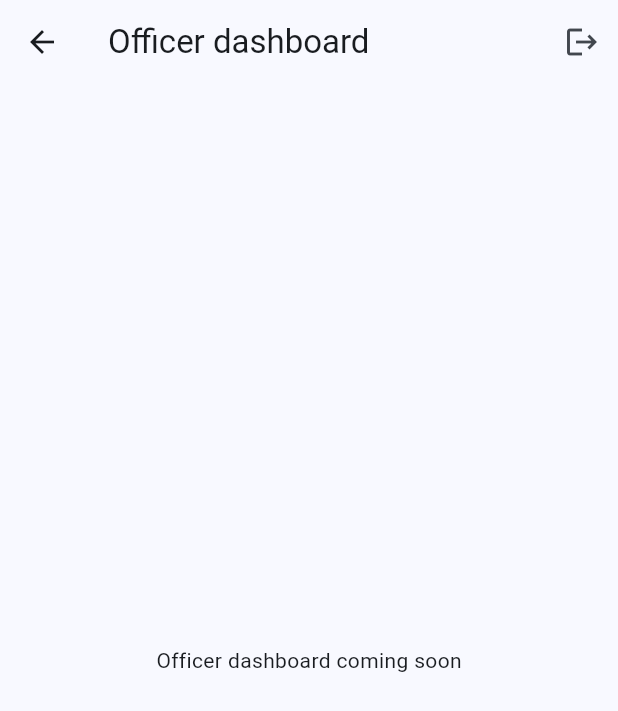
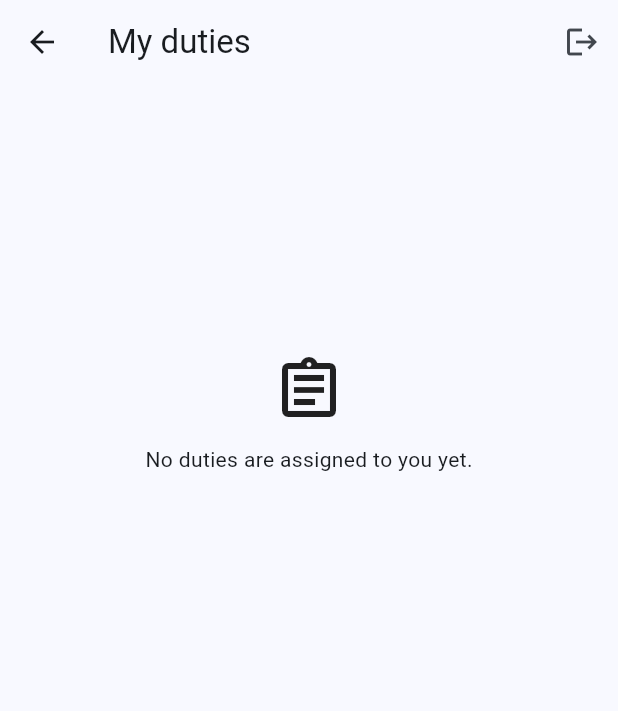
Before and after one commit to TaranSingh-111/copmap_task, a Flutter app: the OfficerDashboardView screen opened directly, after a tap on the "logout" icon, on a phone screen of 412 x 824 dp. Shown: the top 711 px of the screen. Run offline on Flutter 3.47's test engine with Material 3 defaults, Android fonts, the phone set to English and light mode, and no system bars; our stand-ins replace flutter_dotenv, get, supabase_flutter; accounts and stored records are empty.

Commit message:
implemented officer duty management

```diff
--- /dev/null
+++ b/lib/data/models/duty_model.dart
@@ -0,0 +1,103 @@
+enum DutyStatus {
+  pending, assigned, inProgress, completed, cancelled;
+
+  String get databaseValue => switch (this) {
+    DutyStatus.pending => 'PENDING',
+    DutyStatus.assigned => 'ASSIGNED',
+    DutyStatus.inProgress => 'IN_PROGRESS',
+    DutyStatus.completed => 'COMPLETED',
+    DutyStatus.cancelled => 'CANCELLED',
+  };
+
+  static DutyStatus fromDatabaseValue(Object? value) {
+    final normalized = value?.toString().toUpperCase();
+    return DutyStatus.values.firstWhere(
+      (status) => status.databaseValue == normalized,
+      orElse: () => throw FormatException('Unsupported duty status: $value'),
+    );
+  }
+}
+
+class DutyModel {
+  const DutyModel({
+    required this.id, required this.title, required this.assignedTo,
+    required this.status, this.description, this.locationName, this.latitude,
+    this.longitude, this.startTime, this.endTime, this.createdBy,
+    this.createdAt, this.updatedAt,
+  });
+
+  final String id;
+  final String title;
+  final String assignedTo;
+  final DutyStatus status;
+  final String? description;
+  final String? locationName;
+  final double? latitude;
+  final double? longitude;
+  final DateTime? startTime;
+  final DateTime? endTime;
+  final String? createdBy;
+  final DateTime? createdAt;
+  final DateTime? updatedAt;
+
+  bool get canStart =>
+      status == DutyStatus.pending || status == DutyStatus.assigned;
+  bool get canComplete => status == DutyStatus.inProgress;
+
+  DutyModel copyWith({DutyStatus? status}) => DutyModel(
+    id: id,
+    title: title,
+    assignedTo: assignedTo,
+    status: status ?? this.status,
+    description: description,
+    locationName: locationName,
+    latitude: latitude,
+    longitude: longitude,
+    startTime: startTime,
+    endTime: endTime,
+    createdBy: createdBy,
+    createdAt: createdAt,
+    updatedAt: updatedAt,
+  );
+
+  factory DutyModel.fromJson(Map<String, dynamic> json) => DutyModel(
+    id: json['id'] as String,
+    title: json['title'] as String,
+    description: json['description'] as String?,
+    locationName: json['location_name'] as String?,
+    latitude: (json['latitude'] as num?)?.toDouble(),
+    longitude: (json['longitude'] as num?)?.toDouble(),
+    assignedTo: json['assigned_to'] as String,
+    status: DutyStatus.fromDatabaseValue(json['status']),
+    startTime: _parseDateTime(json['start_time']),
+    endTime: _parseDateTime(json['end_time']),
+    createdBy: json['created_by'] as String?,
+    createdAt: _parseDateTime(json['created_at']),
+    updatedAt: _parseDateTime(json['updated_at']),
+  );
+
+  Map<String, dynamic> toJson() => {
+    'id': id,
+    'title': title,
+    'description': description,
+    'location_name': locationName,
+    'latitude': latitude,
+    'longitude': longitude,
+    'assigned_to': assignedTo,
+    'status': status.databaseValue,
+    'start_time': startTime?.toIso8601String(),
+    'end_time': endTime?.toIso8601String(),
+    'created_by': createdBy,
+    'created_at': createdAt?.toIso8601String(),
+    'updated_at': updatedAt?.toIso8601String(),
+  };
+
+  static DateTime? _parseDateTime(Object? value) {
+    if (value == null) return null;
+    if (value is DateTime) return value;
+    return DateTime.parse(value.toString());
+  }
+}
+
+String formatDutyDateTime(DateTime value) =>
+    value.toLocal().toIso8601String().substring(0, 16).replaceFirst('T', ' at ');
--- /dev/null
+++ b/lib/data/repositories/duty_repository.dart
@@ -0,0 +1,41 @@
+import 'package:supabase_flutter/supabase_flutter.dart';
+import '../models/duty_model.dart';
+
+class DutyRepository {
+  DutyRepository(this._client);
+  final SupabaseClient _client;
+
+  Future<List<DutyModel>> fetchAssignedDuties() async {
+    final userId = _client.auth.currentUser?.id;
+    if (userId == null) {
+      throw StateError('An authenticated officer is required to load duties.');
+    }
+    final rows = await _client
+        .from('duties')
+        .select()
+        .eq('assigned_to', userId)
+        .order('start_time', ascending: true, nullsFirst: false);
+    return rows
+        .map((row) => DutyModel.fromJson(Map<String, dynamic>.from(row)))
+        .toList(growable: false);
+  }
+
+  Future<void> transitionStatus({
+    required String dutyId,
+    required DutyStatus newStatus,
+  }) async {
+    if (newStatus != DutyStatus.inProgress &&
+        newStatus != DutyStatus.completed) {
+      throw ArgumentError.value(
+        newStatus, 'newStatus', 'Officers may only start or complete a duty.',
+      );
+    }
+    await _client.rpc(
+      'update_duty_status',
+      params: {
+        'p_duty_id': dutyId,
+        'p_new_status': newStatus.databaseValue,
+      },
+    );
+  }
+}
--- a/lib/main.dart
+++ b/lib/main.dart
@@ -22,7 +22,7 @@ Future<void> main() async {
 
   await Supabase.initialize(
     url: supabaseUrl,
-    anonKey: supabaseAnonKey,
+    publishableKey: supabaseAnonKey,
   );
 
   runApp(const CopMapApp());
--- a/lib/modules/auth/bindings/auth_binding.dart
+++ b/lib/modules/auth/bindings/auth_binding.dart
@@ -3,6 +3,7 @@ import 'package:supabase_flutter/supabase_flutter.dart';
 
 import '../../../core/services/auth_service.dart';
 import '../../../data/repositories/profile_repository.dart';
+import '../../officer/bindings/duty_binding.dart';
 import '../controllers/auth_controller.dart';
 
 class AuthBinding extends Bindings {
@@ -12,8 +13,9 @@ class AuthBinding extends Bindings {
     Get.put(AuthService(client), permanent: true);
     Get.put(ProfileRepository(client), permanent: true);
     Get.put(AuthController(
-      authService: Get.find<AuthService>(),
-      profileRepository: Get.find<ProfileRepository>(),
+      Get.find<AuthService>(),
+      Get.find<ProfileRepository>(),
     ), permanent: true);
+    DutyBinding().dependencies();
   }
 }
--- a/lib/modules/auth/controllers/auth_controller.dart
+++ b/lib/modules/auth/controllers/auth_controller.dart
@@ -10,11 +10,7 @@ import '../../../data/repositories/profile_repository.dart';
 enum AuthStatus { loading, signedOut, signedIn, error }
 
 class AuthController extends GetxController {
-  AuthController({
-    required AuthService authService,
-    required ProfileRepository profileRepository,
-  }) : _authService = authService,
-       _profileRepository = profileRepository;
+  AuthController(this._authService, this._profileRepository);
 
   final AuthService _authService;
   final ProfileRepository _profileRepository;
--- /dev/null
+++ b/lib/modules/officer/controllers/duty_controller.dart
@@ -0,0 +1,147 @@
+import 'dart:async';
+
+import 'package:get/get.dart';
+import 'package:supabase_flutter/supabase_flutter.dart';
+
+import '../../../core/services/auth_service.dart';
+import '../../../data/models/duty_model.dart';
+import '../../../data/repositories/duty_repository.dart';
+
+enum DutyLoadState { loading, success, error }
+
+class DutyController extends GetxController {
+  DutyController(this._repository, this._authService);
+
+  final DutyRepository _repository;
+  final AuthService _authService;
+  final duties = <DutyModel>[].obs;
+  final loadState = DutyLoadState.loading.obs;
+  final loadError = RxnString();
+  final actionError = RxnString();
+  final activeActionDutyId = RxnString();
+  StreamSubscription<AuthState>? _authSubscription;
+  String? _currentUserId;
+  int _requestRevision = 0;
+
+  List<DutyModel> get currentDuties => duties
+      .where((duty) => duty.status == DutyStatus.inProgress).toList();
+  List<DutyModel> get upcomingDuties => duties
+      .where((duty) => duty.status == DutyStatus.pending ||
+          duty.status == DutyStatus.assigned).toList();
+  List<DutyModel> get completedDuties => duties
+      .where((duty) => duty.status == DutyStatus.completed).toList();
+  List<DutyModel> get cancelledDuties => duties
+      .where((duty) => duty.status == DutyStatus.cancelled).toList();
+
+  @override
+  void onInit() {
+    super.onInit();
+    _currentUserId = _authService.currentUser?.id;
+    _authSubscription = _authService.authStateChanges.listen(
+      (event) => _handleUserChange(event.session?.user.id),
+    );
+    loadDuties();
+  }
+
+  void _handleUserChange(String? userId) {
+    if (userId == _currentUserId) return;
+    _currentUserId = userId;
+    _requestRevision++;
+    duties.clear();
+    loadError.value = null;
+    actionError.value = null;
+    if (userId == null) {
+      loadState.value = DutyLoadState.success;
+    } else {
+      loadDuties();
+    }
+  }
+
+  Future<void> loadDuties() async {
+    final revision = ++_requestRevision;
+    loadState.value = DutyLoadState.loading;
+    loadError.value = null;
+    try {
+      final result = await _repository.fetchAssignedDuties();
+      if (revision != _requestRevision) return;
+      duties.assignAll(result);
+      loadState.value = DutyLoadState.success;
+    } catch (_) {
+      if (revision != _requestRevision) return;
+      loadError.value = 'Could not load your duties. Pull to refresh or retry.';
+      loadState.value = DutyLoadState.error;
+    }
+  }
+
+  Future<void> refreshDuties() async {
+    final revision = ++_requestRevision;
+    loadError.value = null;
+    try {
+      final result = await _repository.fetchAssignedDuties();
+      if (revision != _requestRevision) return;
+      duties.assignAll(result);
+      loadState.value = DutyLoadState.success;
+    } catch (_) {
+      if (revision != _requestRevision) return;
+      loadError.value = 'Could not refresh your duties. Please try again.';
+      if (duties.isEmpty) loadState.value = DutyLoadState.error;
+    }
+  }
+
+  Future<bool> startDuty(DutyModel duty) =>
+      _transition(duty, DutyStatus.inProgress);
+  Future<bool> completeDuty(DutyModel duty) =>
+      _transition(duty, DutyStatus.completed);
+
+  DutyModel? findDuty(String dutyId) {
+    for (final duty in duties) {
+      if (duty.id == dutyId) return duty;
+    }
+    return null;
+  }
+
+  Future<bool> _transition(DutyModel duty, DutyStatus newStatus) async {
+    if (activeActionDutyId.value != null) return false;
+    final currentDuty = findDuty(duty.id);
+    final transitionAllowed = currentDuty != null &&
+        ((newStatus == DutyStatus.inProgress && currentDuty.canStart) ||
+            (newStatus == DutyStatus.completed && currentDuty.canComplete));
+    if (!transitionAllowed) {
+      actionError.value = 'This duty is no longer available for that action.';
+      return false;
+    }
+
+    final actionUserId = _currentUserId;
+    actionError.value = null;
+    activeActionDutyId.value = duty.id;
+    try {
+      await _repository.transitionStatus(dutyId: duty.id, newStatus: newStatus);
+      if (actionUserId != _currentUserId) return false;
+
+      final index = duties.indexWhere((item) => item.id == duty.id);
+      if (index >= 0) duties[index] = currentDuty.copyWith(status: newStatus);
+      await refreshDuties();
+      if (actionUserId == _currentUserId && loadError.value != null) {
+        actionError.value =
+            'Duty status was updated, but the list could not be refreshed.';
+      }
+      return true;
+    } catch (_) {
+      if (actionUserId == _currentUserId) {
+        actionError.value =
+            'The duty status could not be changed. It may have been updated already.';
+      }
+      return false;
+    } finally {
+      if (activeActionDutyId.value == duty.id) {
+        activeActionDutyId.value = null;
+      }
+    }
+  }
+
+  @override
+  void onClose() {
+    _authSubscription?.cancel();
+    super.onClose();
+  }
+}
--- a/lib/modules/officer/views/officer_dashboard_view.dart
+++ b/lib/modules/officer/views/officer_dashboard_view.dart
@@ -1,25 +1,152 @@
 import 'package:flutter/material.dart';
 import 'package:get/get.dart';
+import '../../../data/models/duty_model.dart';
+import '../../auth/controllers/auth_controller.dart';
+import '../controllers/duty_controller.dart';
+import 'duty_details_page.dart';
 
-import '../../auth/controllers/auth_controller.dart';
-
-class OfficerDashboardView extends GetView<AuthController> {
+class OfficerDashboardView extends GetView<DutyController> {
   const OfficerDashboardView({super.key});
 
   @override
   Widget build(BuildContext context) {
+    final authController = Get.find<AuthController>();
     return Scaffold(
-      appBar: AppBar(
-        title: const Text('Officer dashboard'),
-        actions: [
-          IconButton(
-            tooltip: 'Sign out',
-            onPressed: controller.signOut,
-            icon: const Icon(Icons.logout),
+      appBar: AppBar(title: const Text('My duties'), actions: [
+        IconButton(
+          tooltip: 'Sign out',
+          onPressed: authController.signOut,
+          icon: const Icon(Icons.logout),
+        ),
+      ]),
+      body: Obx(() {
+        if (controller.loadState.value == DutyLoadState.loading &&
+            controller.duties.isEmpty) {
+          return const Center(child: CircularProgressIndicator());
+        }
+        if (controller.loadState.value == DutyLoadState.error &&
+            controller.duties.isEmpty) {
+          return _DashboardError(
+            message: controller.loadError.value ?? 'Could not load duties.',
+            onRetry: controller.loadDuties,
+          );
+        }
+        final duties = controller.duties;
+        if (duties.isEmpty) {
+          return RefreshIndicator(
+            onRefresh: controller.refreshDuties,
+            child: ListView(
+              physics: const AlwaysScrollableScrollPhysics(),
+              children: const [
+                SizedBox(height: 180),
+                Icon(Icons.assignment_outlined, size: 48),
+                SizedBox(height: 12),
+                Center(child: Text('No duties are assigned to you yet.')),
+              ],
+            ),
+          );
+        }
+        return RefreshIndicator(
+          onRefresh: controller.refreshDuties,
+          child: ListView(
+            physics: const AlwaysScrollableScrollPhysics(),
+            padding: const EdgeInsets.fromLTRB(16, 12, 16, 24),
+            children: [
+              if (controller.loadError.value != null)
+                _InlineError(message: controller.loadError.value!),
+              _DutySection(title: 'Current', icon: Icons.play_circle_outline,
+                  duties: controller.currentDuties),
+              _DutySection(title: 'Upcoming', icon: Icons.schedule,
+                  duties: controller.upcomingDuties),
+              _DutySection(title: 'Completed', icon: Icons.task_alt,
+                  duties: controller.completedDuties),
+              if (controller.cancelledDuties.isNotEmpty)
+                _DutySection(title: 'Cancelled', icon: Icons.cancel_outlined,
+                    duties: controller.cancelledDuties),
+            ],
           ),
-        ],
-      ),
-      body: const Center(child: Text('Officer dashboard coming soon')),
+        );
+      }),
     );
   }
 }
+
+class _DutySection extends StatelessWidget {
+  const _DutySection({required this.title, required this.icon,
+    required this.duties});
+  final String title;
+  final IconData icon;
+  final List<DutyModel> duties;
+
+  @override
+  Widget build(BuildContext context) => Padding(
+    padding: const EdgeInsets.only(bottom: 8),
+    child: Column(crossAxisAlignment: CrossAxisAlignment.start, children: [
+      Padding(
+        padding: const EdgeInsets.symmetric(vertical: 10),
+        child: Row(children: [
+          Icon(icon, size: 20),
+          const SizedBox(width: 8),
+          Text(title, style: Theme.of(context).textTheme.titleLarge),
+          const SizedBox(width: 8),
+          Text('(${duties.length})'),
+        ]),
+      ),
+      if (duties.isEmpty)
+        const Padding(
+          padding: EdgeInsets.fromLTRB(28, 2, 8, 8),
+          child: Text('No duties in this section.'),
+        )
+      else
+        ...duties.map((duty) => Card(
+          child: ListTile(
+            title: Text(duty.title),
+            subtitle: Text(_subtitle(duty)),
+            isThreeLine: duty.description?.isNotEmpty ?? false,
+            trailing: const Icon(Icons.chevron_right),
+            onTap: () => Get.to(() => DutyDetailsPage(duty: duty),
+                preventDuplicates: true),
+          ),
+        )),
+    ]),
+  );
+
+  String _subtitle(DutyModel duty) {
+    final parts = <String>[];
+    if (duty.locationName?.isNotEmpty ?? false) parts.add(duty.locationName!);
+    if (duty.startTime != null) {
+      parts.add(formatDutyDateTime(duty.startTime!));
+    }
+    if (duty.description?.isNotEmpty ?? false) parts.add(duty.description!);
+    return parts.isEmpty ? 'No additional details' : parts.join(' • ');
+  }
+}
+
+class _DashboardError extends StatelessWidget {
+  const _DashboardError({required this.message, required this.onRetry});
+  final String message;
+  final VoidCallback onRetry;
+
+  @override
+  Widget build(BuildContext context) => Center(
+    child: Padding(
+      padding: const EdgeInsets.all(24),
+      child: Column(mainAxisSize: MainAxisSize.min, children: [
+        Text(message, textAlign: TextAlign.center),
+        const SizedBox(height: 12),
+        FilledButton(onPressed: onRetry, child: const Text('Retry')),
+      ]),
+    ),
+  );
+}
+
+class _InlineError extends StatelessWidget {
+  const _InlineError({required this.message});
+  final String message;
+  @override
+  Widget build(BuildContext context) => Padding(
+    padding: const EdgeInsets.all(12),
+    child: Text(message,
+        style: TextStyle(color: Theme.of(context).colorScheme.error)),
+  );
+}
```
Also changed, not shown: lib/modules/officer/bindings/duty_binding.dart (added, +20 -0 lines), lib/modules/officer/views/duty_details_page.dart (added, +92 -0 lines), 1 other file.
